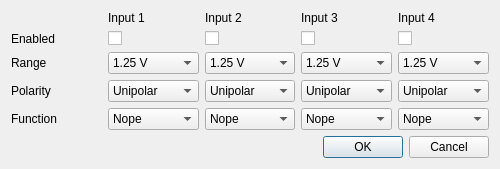
Before: the Qt Designer form Aquisition/ui_channelsettings.ui in zigorrom/PyFANS, drawn with Qt 5.
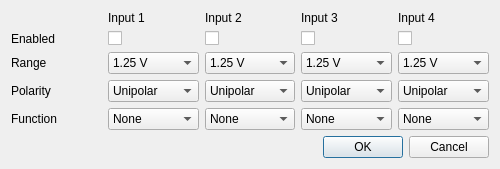
After: the same form once the commit is applied.

```diff
--- a/Aquisition/ui_channelsettings.ui
+++ b/Aquisition/ui_channelsettings.ui
@@ -161,7 +161,7 @@
       <widget class="QComboBox" name="comboBox_9">
        <item>
         <property name="text">
-         <string>Nope</string>
+         <string>None</string>
         </property>
        </item>
        <item>
@@ -318,7 +318,7 @@
       <widget class="QComboBox" name="comboBox_10">
        <item>
         <property name="text">
-         <string>Nope</string>
+         <string>None</string>
         </property>
        </item>
        <item>
@@ -347,7 +347,7 @@
       <widget class="QComboBox" name="comboBox_11">
        <item>
         <property name="text">
-         <string>Nope</string>
+         <string>None</string>
         </property>
        </item>
        <item>
@@ -376,7 +376,7 @@
       <widget class="QComboBox" name="comboBox_12">
        <item>
         <property name="text">
-         <string>Nope</string>
+         <string>None</string>
         </property>
        </item>
        <item>
```
